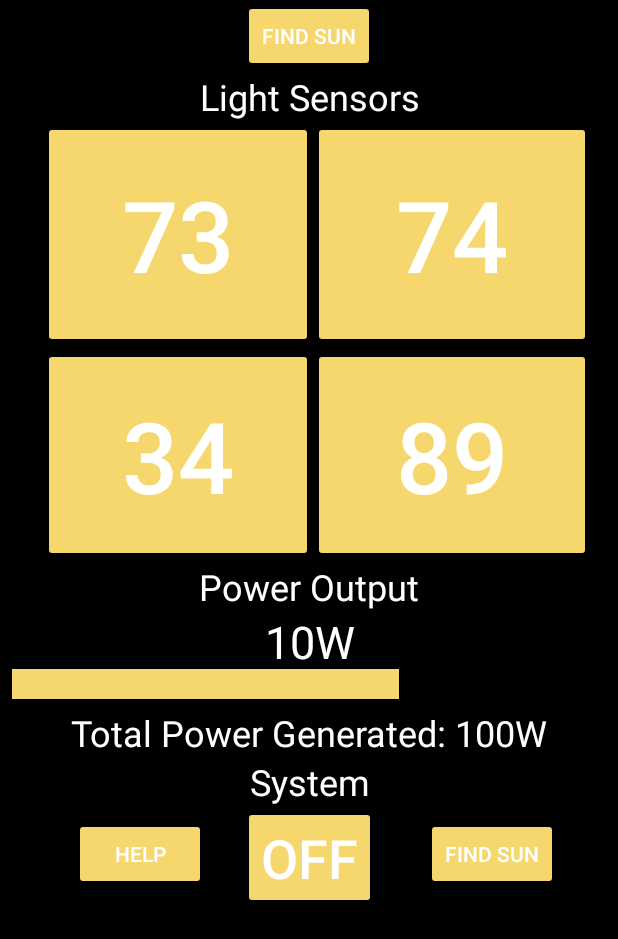
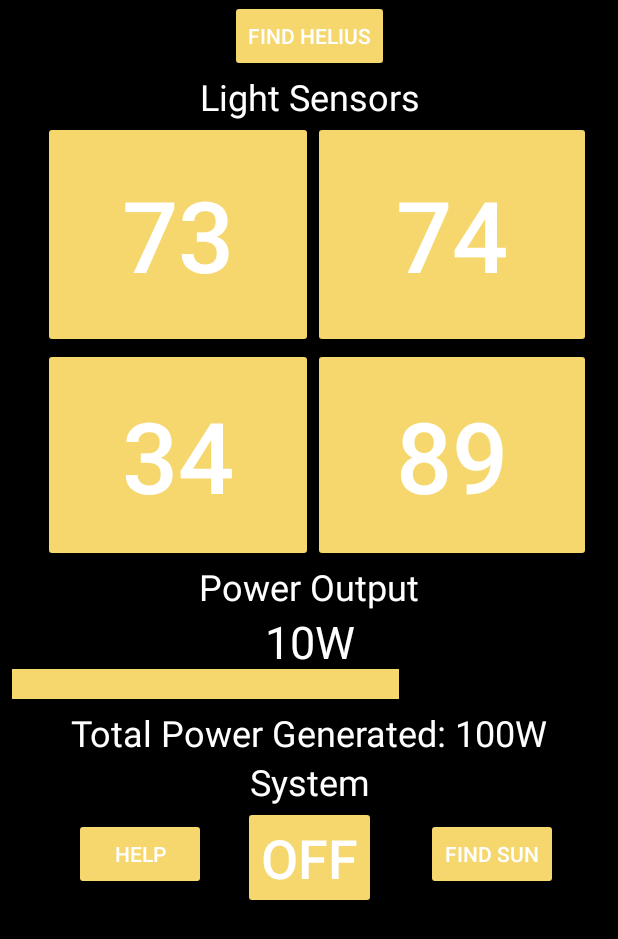
Before and after one commit to Rajminster/Helios, an Android app: the screen it shows after launch (MainActivity), on a phone screen of 412 x 824 dp. Shown: the top 939 px of the screen. Run offline under Robolectric (Android 15) with nearby library versions, the phone set to English and light mode, and no system bars; libraries missing offline, so code that uses them is left out: com.polidea.rxandroidble; 5 statements that could not run were skipped.

Commit message:
Changed name to find helius

```diff
--- a/app/src/main/res/layout/activity_main.xml
+++ b/app/src/main/res/layout/activity_main.xml
@@ -21,7 +21,7 @@
         android:layout_marginLeft="8dp"
         android:layout_marginRight="8dp"
         android:fadeScrollbars="false"
-        android:text="Find Sun"
+        android:text="Find Helius"
         app:layout_constraintLeft_toLeftOf="parent"
         app:layout_constraintRight_toRightOf="parent"
         tools:layout_editor_absoluteY="1dp" />
```
